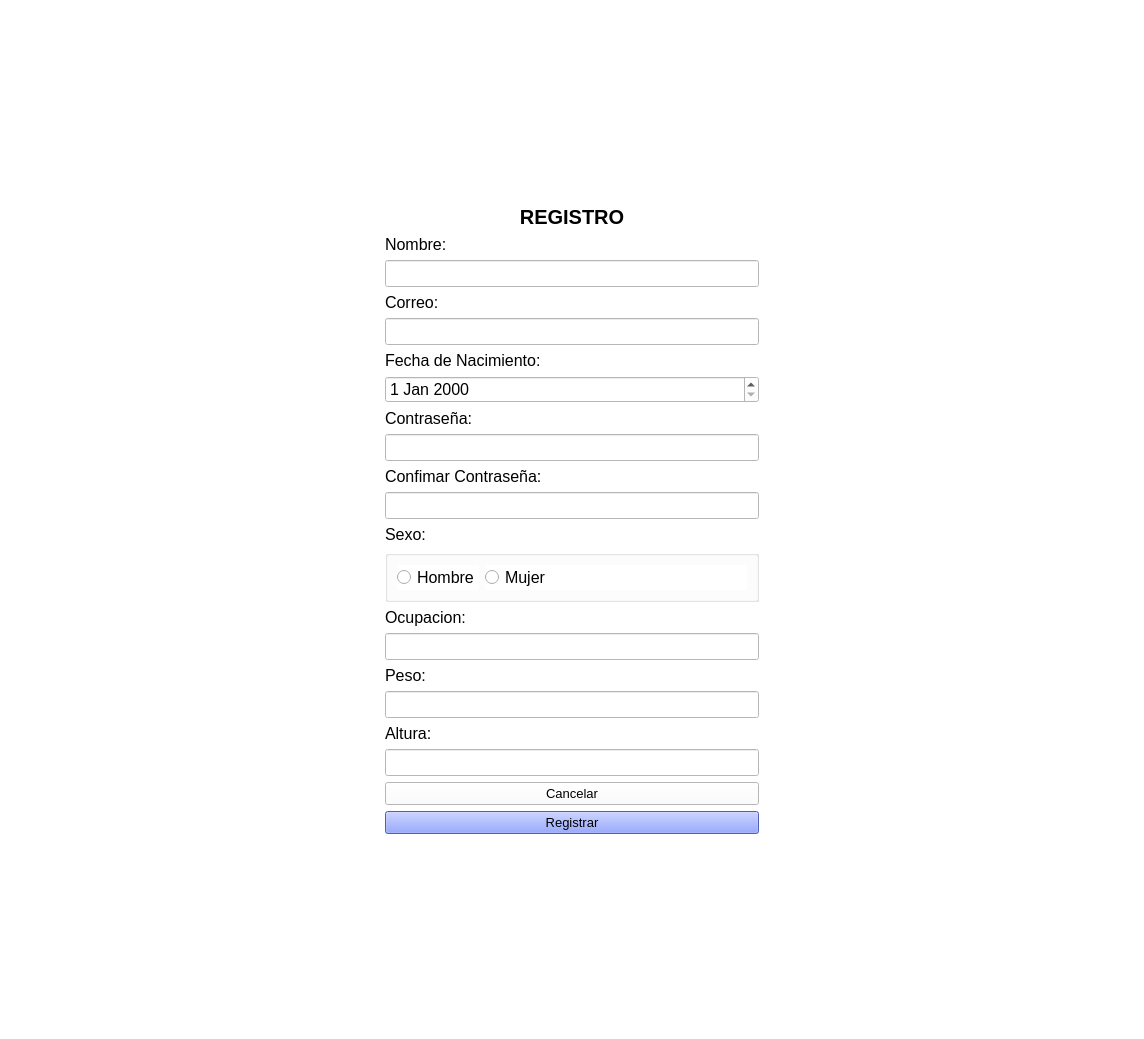
This is view/ui/ventana_registro_usuario.ui in phkandresc/app-habitos-saludables as Qt 5 draws it before an edit. The edited form follows.
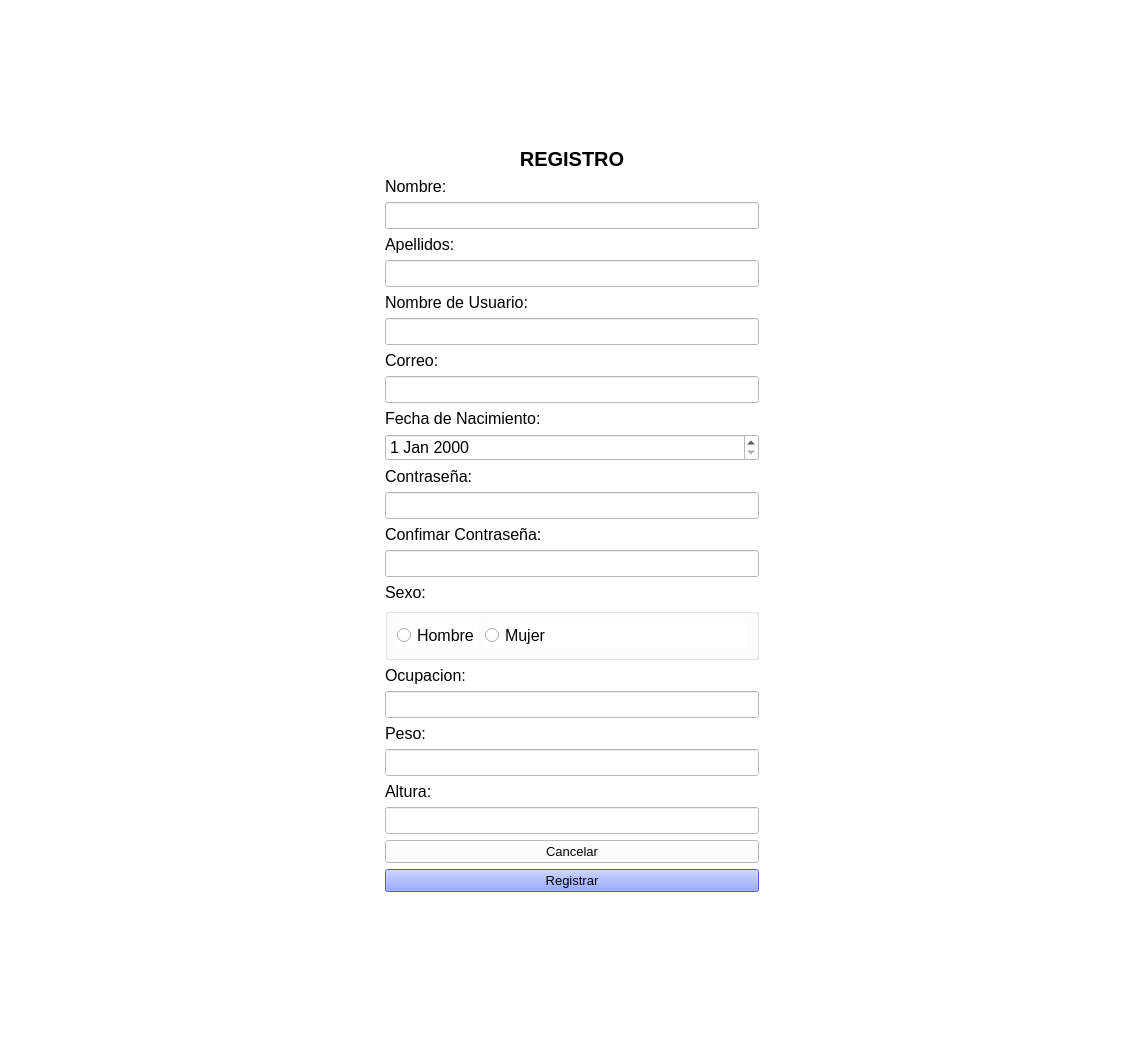
This is the edited form.

The edit to the form file:
```diff
--- a/view/ui/ventana_registro_usuario.ui
+++ b/view/ui/ventana_registro_usuario.ui
@@ -119,6 +119,56 @@
            </item>
           </layout>
          </item>
+         <item>
+          <layout class="QVBoxLayout" name="verticalLayout_34">
+           <item>
+            <widget class="QLabel" name="lblApellido">
+             <property name="font">
+              <font>
+               <pointsize>12</pointsize>
+              </font>
+             </property>
+             <property name="text">
+              <string>Apellidos:</string>
+             </property>
+            </widget>
+           </item>
+           <item>
+            <widget class="QLineEdit" name="txtApellido">
+             <property name="font">
+              <font>
+               <pointsize>12</pointsize>
+              </font>
+             </property>
+            </widget>
+           </item>
+          </layout>
+         </item>
+         <item>
+          <layout class="QVBoxLayout" name="verticalLayout_35">
+           <item>
+            <widget class="QLabel" name="lblUsuario">
+             <property name="font">
+              <font>
+               <pointsize>12</pointsize>
+              </font>
+             </property>
+             <property name="text">
+              <string>Nombre de Usuario:</string>
+             </property>
+            </widget>
+           </item>
+           <item>
+            <widget class="QLineEdit" name="txtUsuario">
+             <property name="font">
+              <font>
+               <pointsize>12</pointsize>
+              </font>
+             </property>
+            </widget>
+           </item>
+          </layout>
+         </item>
          <item>
           <layout class="QVBoxLayout" name="verticalLayout_25">
            <item>
```
Left out of the diff: 2 changed lines with no effect on the pictures.
